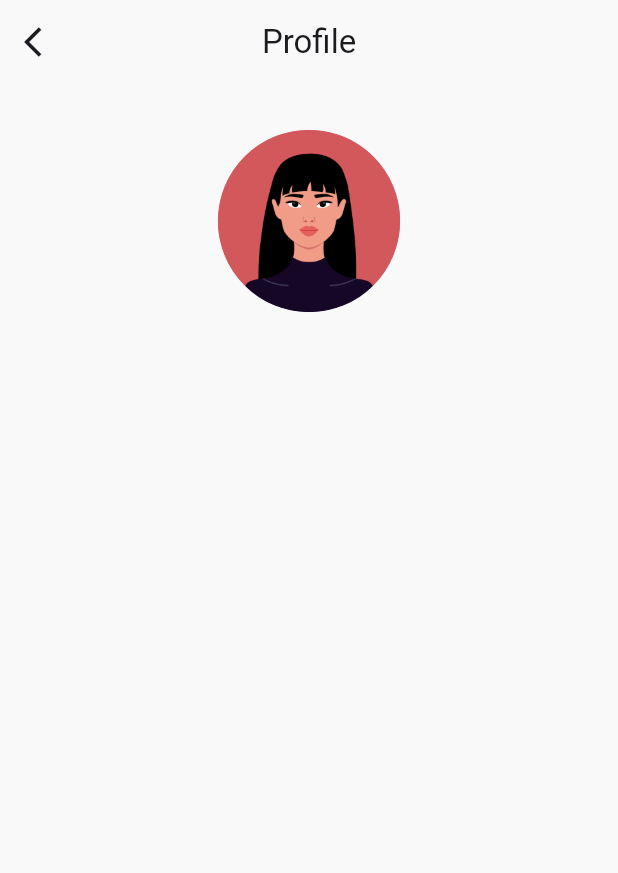
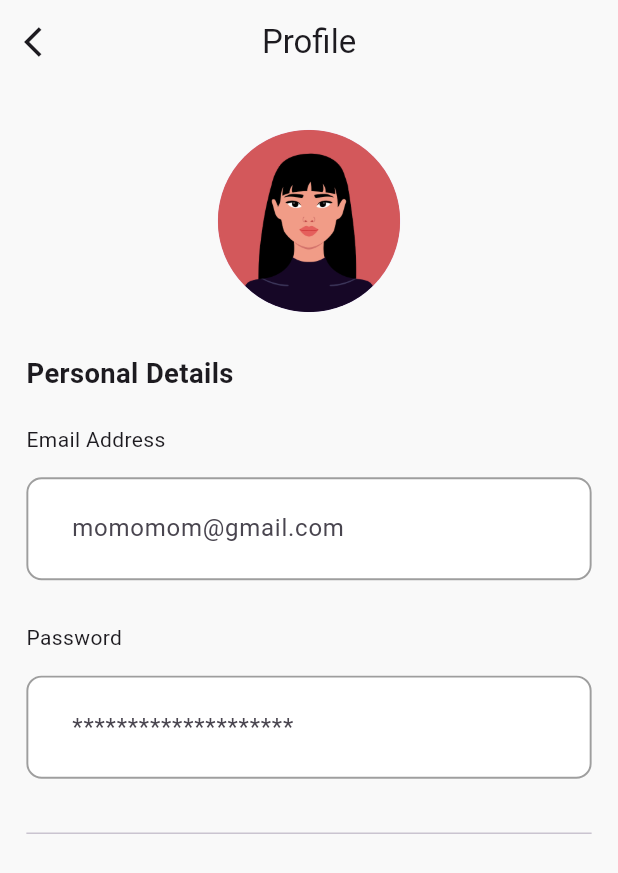
Before and after one commit to mostafaramadanhamed/etea, a Flutter app: the ProfileScreen screen opened by its route, on a phone screen of 412 x 824 dp. Shown: the top 873 px of the screen. Run offline on Flutter 3.47's test engine with Material 3 defaults, Android fonts, the phone set to English and light mode, and no system bars; our stand-ins replace carousel_slider, flutter_screenutil, flutter_secure_storage, flutter_svg, shared_preferences; accounts and stored records are empty; network calls fail.

Commit message:
- added personal details

```diff
--- a/lib/features/profile/ui/profile_screen.dart
+++ b/lib/features/profile/ui/profile_screen.dart
@@ -1,7 +1,10 @@
 import 'package:etea/core/helper/spacing_extension.dart';
 import 'package:etea/core/theme/text_styles.dart';
+import 'package:etea/core/widgets/app_text_form_filed.dart';
 import 'package:flutter/material.dart';
 import 'package:flutter_screenutil/flutter_screenutil.dart';
+
+import 'widgets/title_with_text_filed.dart';
 
 class ProfileScreen extends StatelessWidget {
   const ProfileScreen({super.key});
@@ -30,10 +33,22 @@ class ProfileScreen extends StatelessWidget {
                 alignment: AlignmentDirectional.center,
                 child: CircleAvatar(
                   radius: 60.r,
-                  backgroundImage: AssetImage('assets/images/avatar.png'),
+                  backgroundImage: const AssetImage('assets/images/avatar.png'),
                 ),
               ),
-
+              28.ph,
+              Text(
+                'Personal Details',
+                style: TextStyles.font18Bold,
+              ),
+              20.ph,
+              const TitlewithTextFiled(
+                title: "Email Address",
+                hintText: "momomom@gmail.com",
+              ),
+              const TitlewithTextFiled(
+                  title: "Password", hintText: "********************"),
+              const Divider(),
             ],
           ),
         ),
```
